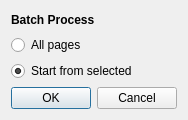
Above: ui/StartBatchProcessingDialog.ui from ImageProcessing-ElectronicPublications/scantailor-deviant before the change. Below: the same form after it.
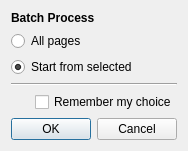
That is the form after the change.

Commit message:
Remember my choice for StartBatchProcessingDialog
Annoying dialog could be disabeled now.
Currently to enable it back you need to edit app settings ini file.

Patch:
```diff
--- a/ui/StartBatchProcessingDialog.ui
+++ b/ui/StartBatchProcessingDialog.ui
@@ -47,6 +47,37 @@
      </property>
     </widget>
    </item>
+   <item>
+    <widget class="Line" name="line">
+     <property name="orientation">
+      <enum>Qt::Horizontal</enum>
+     </property>
+    </widget>
+   </item>
+   <item>
+    <layout class="QHBoxLayout" name="horizontalLayout">
+     <item>
+      <spacer name="horizontalSpacer">
+       <property name="orientation">
+        <enum>Qt::Horizontal</enum>
+       </property>
+       <property name="sizeHint" stdset="0">
+        <size>
+         <width>40</width>
+         <height>20</height>
+        </size>
+       </property>
+      </spacer>
+     </item>
+     <item>
+      <widget class="QCheckBox" name="rememberChoice">
+       <property name="text">
+        <string>Remember my choice</string>
+       </property>
+      </widget>
+     </item>
+    </layout>
+   </item>
    <item>
     <widget class="QDialogButtonBox" name="buttonBox">
      <property name="orientation">
```
The commit also changes 3 other files.
